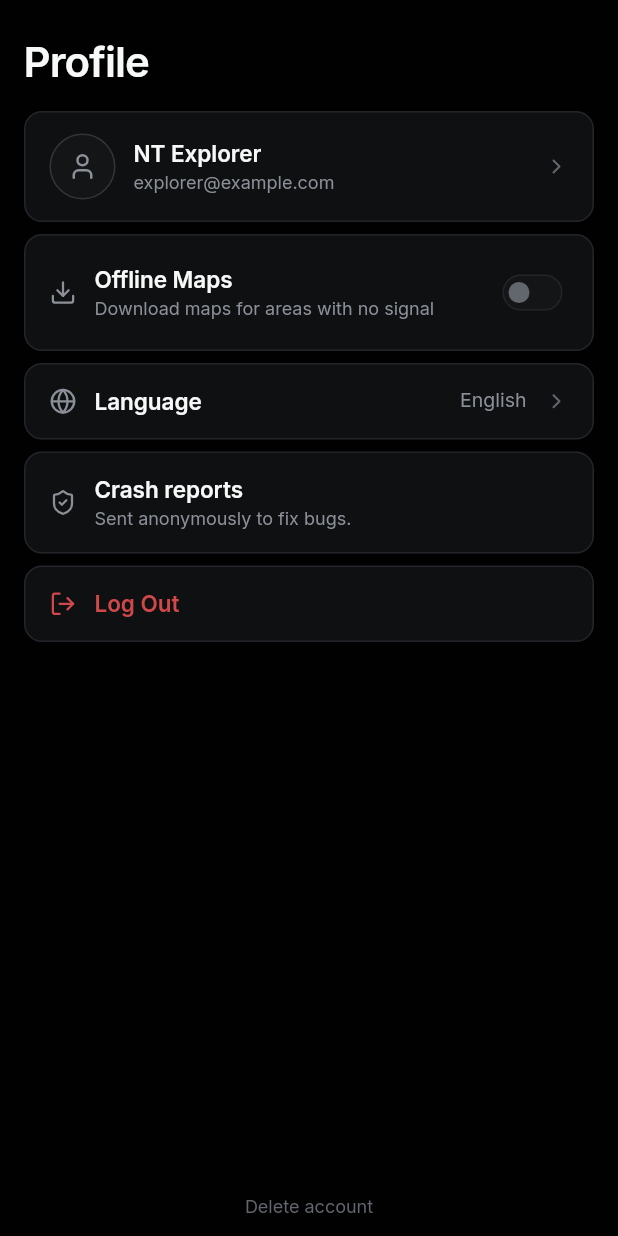
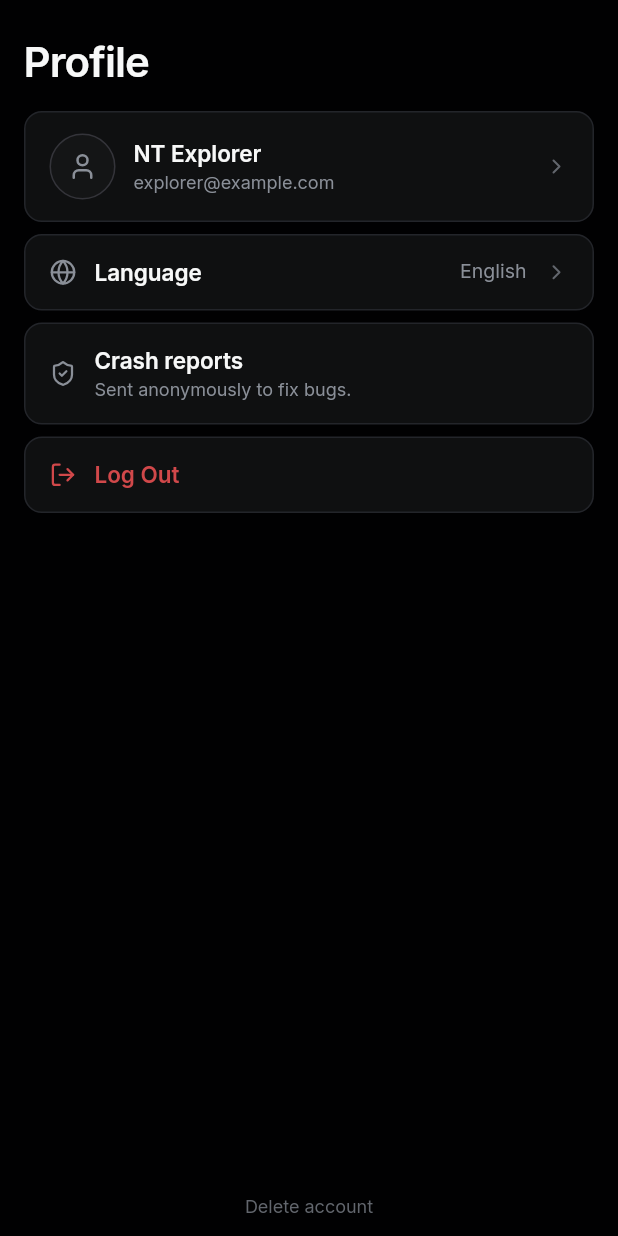
Before and after one commit to Estaed/Terra-NT, a Flutter app: the ProfileScreen screen opened directly, on a phone screen of 412 x 824 dp. Run offline on Flutter 3.47's test engine with Material 3 defaults, Android fonts, the phone set to English and light mode, and no system bars; our stand-ins replace cloud_firestore, firebase_auth, firebase_core, firebase_crashlytics, flutter_lucide, flutter_map and 4 more; accounts and stored records are empty.

Commit message:
Task-62: honest settings, brighter labels, regional Saved covers

```diff
--- a/terra_nt/lib/app/widgets/bottom_nav.dart
+++ b/terra_nt/lib/app/widgets/bottom_nav.dart
@@ -76,7 +76,11 @@ class BottomNav extends StatelessWidget {
                               key: ValueKey('bottom-nav-label-$index'),
                               maxLines: 1,
                               softWrap: false,
-                              style: AppType.captionApp.copyWith(color: color),
+                              style: AppType.captionApp.copyWith(
+                                color: active
+                                    ? AppColors.ink
+                                    : AppColors.inkSubtle,
+                              ),
                             ),
                           ),
                         ),
--- a/terra_nt/lib/features/profile/profile_screen.dart
+++ b/terra_nt/lib/features/profile/profile_screen.dart
@@ -17,7 +17,7 @@ import '../../shared/widgets/app_button.dart';
 import '../../shared/widgets/app_icon.dart';
 import '../../shared/widgets/settings_row.dart';
 
-/// The Profile tab, including its session-only offline-maps setting.
+/// The Profile tab with account actions and app information.
 class ProfileScreen extends ConsumerWidget {
   const ProfileScreen({super.key, this.onShowAccount, this.onShowLanguage});
 
@@ -138,25 +138,6 @@ class ProfileScreen extends ConsumerWidget {
                                 subtitle: email,
                                 showChevron: true,
                                 onTap: () => _showAccount(context),
-                              ),
-                              const SizedBox(height: AppSpacing.xs),
-                              SettingsRow(
-                                leading: const AppIcon(
-                                  LucideIcons.download,
-                                  size: AppMetrics.iconLg,
-                                  color: AppColors.inkSubtle,
-                                ),
-                                label: 'Offline Maps',
-                                subtitle:
-                                    'Download maps for areas with no signal',
-                                trailing: _OfflineMapsToggle(
-                                  enabled: profile.offlineMaps,
-                                  onTap: () {
-                                    ref
-                                        .read(profileNotifierProvider.notifier)
-                                        .setOfflineMaps(!profile.offlineMaps);
-                                  },
-                                ),
                               ),
                               const SizedBox(height: AppSpacing.xs),
                               SettingsRow(
@@ -287,67 +268,6 @@ class _ProfileAvatar extends StatelessWidget {
   }
 }
 
-class _OfflineMapsToggle extends StatelessWidget {
-  const _OfflineMapsToggle({required this.enabled, required this.onTap});
-
-  final bool enabled;
-  final VoidCallback onTap;
-
-  @override
-  Widget build(BuildContext context) {
-    final trackColor = enabled ? AppColors.surface3 : AppColors.surface2;
-    final borderColor = enabled ? AppColors.hairlineStrong : AppColors.hairline;
-    final thumbColor = enabled ? AppColors.ink : AppColors.inkTertiary;
-
-    return GestureDetector(
-      key: const ValueKey('offline-maps-toggle'),
-      behavior: HitTestBehavior.opaque,
-      onTap: onTap,
-      // The switch keeps its painted 40x24; the target around it is 48px.
-      child: ConstrainedBox(
-        constraints: const BoxConstraints(
-          minWidth: AppMetrics.minTouchTarget,
-          minHeight: AppMetrics.minTouchTarget,
-        ),
-        child: Center(
-          widthFactor: 1,
-          heightFactor: 1,
-          child: DecoratedBox(
-            key: const ValueKey('offline-maps-toggle-track'),
-            decoration: BoxDecoration(
-              color: trackColor,
-              borderRadius: BorderRadius.circular(AppRadius.toggle),
-              border: Border.all(
-                color: borderColor,
-                width: AppElevation.hairlineWidth,
-              ),
-            ),
-            child: SizedBox(
-              width: AppMetrics.buttonHeightLg,
-              height: AppSpacing.lg,
-              child: Align(
-                alignment: enabled
-                    ? Alignment.centerRight
-                    : Alignment.centerLeft,
-                child: Container(
-                  key: const ValueKey('offline-maps-toggle-thumb'),
-                  width: AppMetrics.iconSm,
-                  height: AppMetrics.iconSm,
-                  margin: const EdgeInsets.all(AppSpacing.xxs),
-                  decoration: BoxDecoration(
-                    color: thumbColor,
-                    borderRadius: BorderRadius.circular(AppRadius.avatar),
-                  ),
-                ),
-              ),
-            ),
-          ),
-        ),
-      ),
-    );
-  }
-}
-
 class _DeleteAccountConfirmation extends StatelessWidget {
   const _DeleteAccountConfirmation({
     required this.errorText,
```
Also changed, not shown: terra_nt/lib/data/repositories/notifiers.dart (+2 -18 lines), terra_nt/lib/data/seed/place_images.dart (+17 -0 lines), terra_nt/lib/features/saved/saved_routes_screen.dart (+18 -10 lines), 6 other files.
